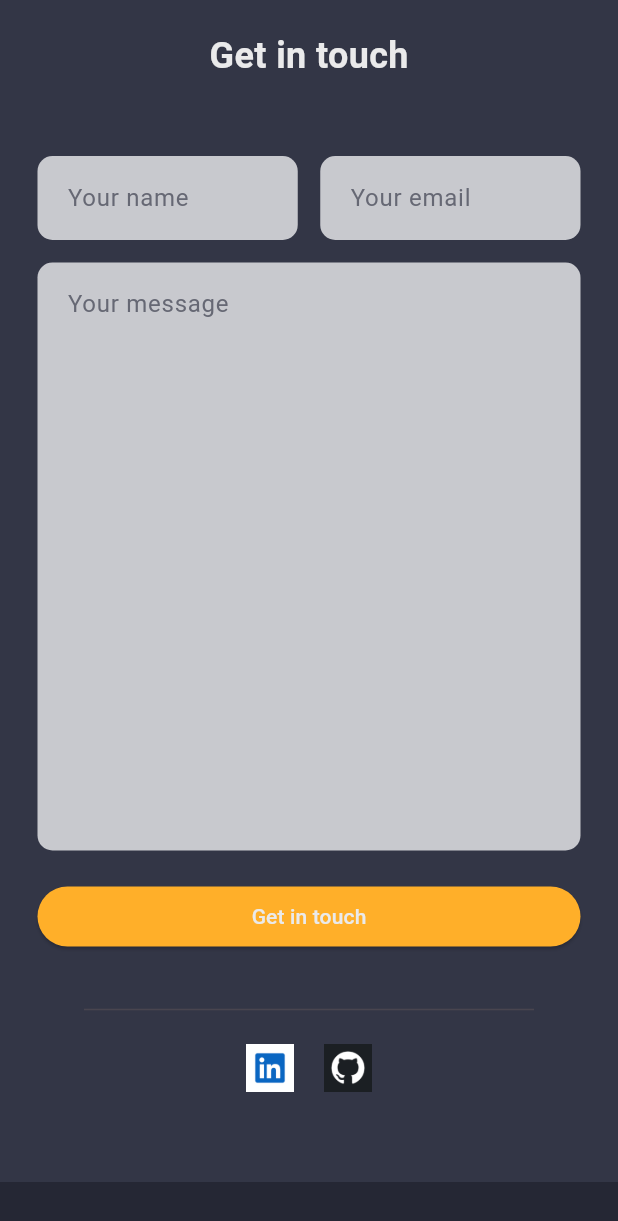
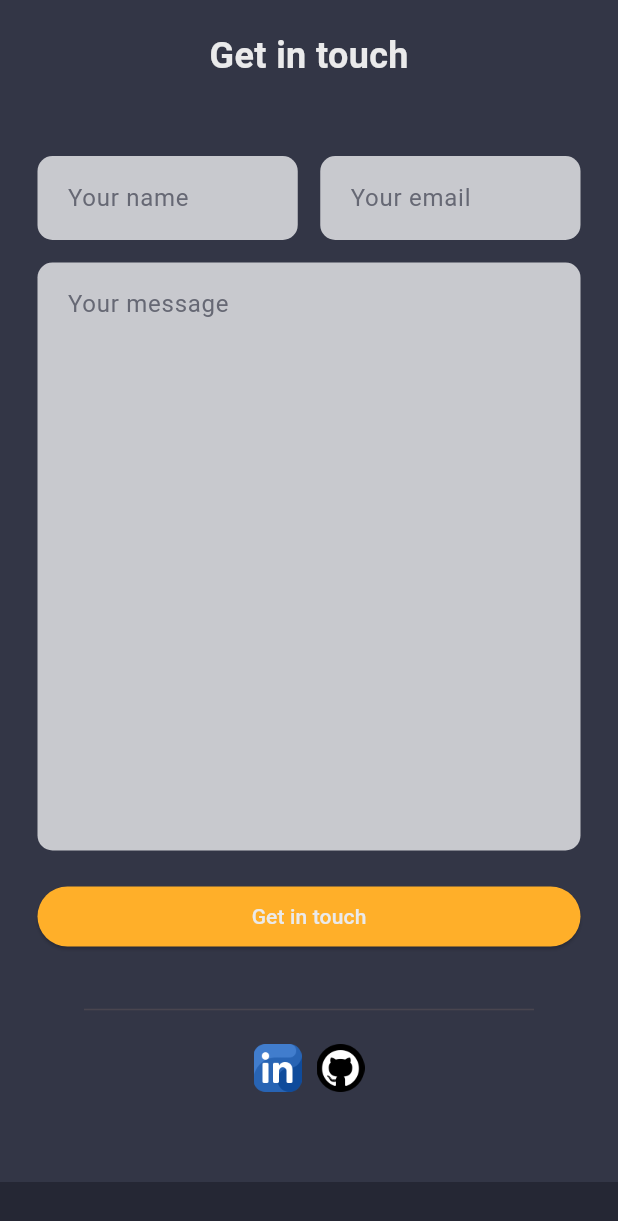
Before and after one commit to Piyushbhatt7/my_portfolio, a Flutter app: the screen it shows after launch, on a phone screen of 412 x 824 dp. Shown: the top 1221 px of the screen. Run offline on Flutter 3.47's test engine with Material 3 defaults, Android fonts, the phone set to English and light mode, and no system bars; missing offline and left inert: dart:js.

Commit message:
adding asets for social media

```diff
--- a/lib/pages/home_page.dart
+++ b/lib/pages/home_page.dart
@@ -182,7 +182,7 @@ class _HomePageState extends State<HomePage> {
                     Wrap(
                       children: [
                         Image.asset("assets/social/link-din.png", width: 32,),
-                        const SizedBox(width: 20.0,),
+                        const SizedBox(width: 10.0,),
                         Image.asset("assets/social/github.png", width: 32,)
                       ],
                     )
```
Also changed, not shown: assets/social/github.png, assets/social/link-din.png, lib/generated/assets.dart.
